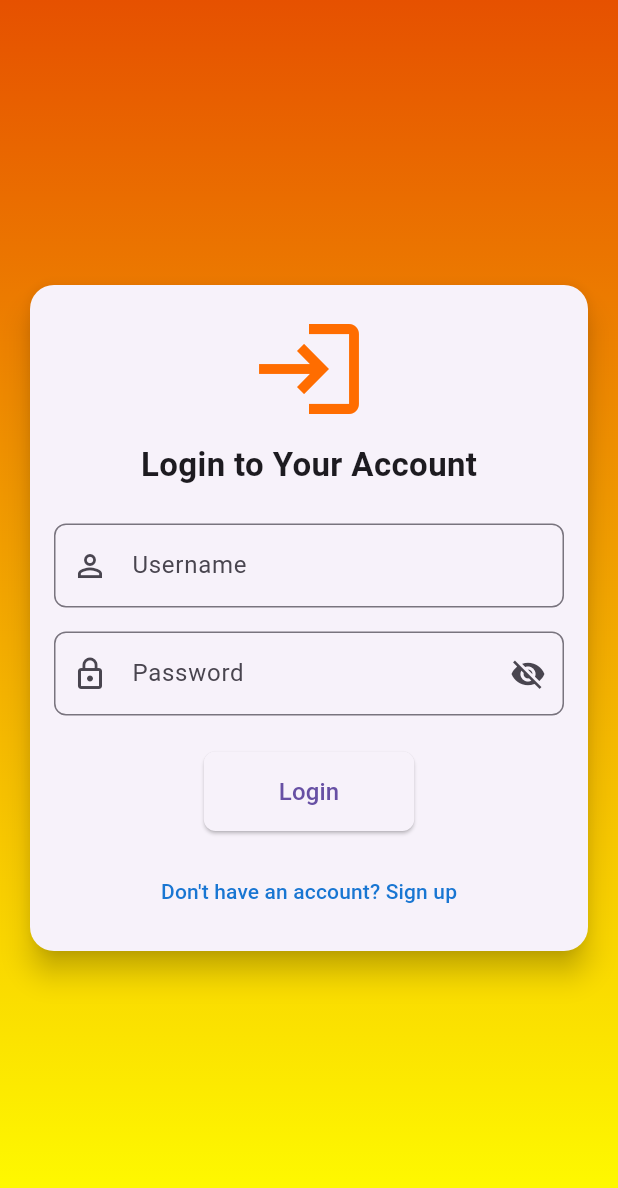
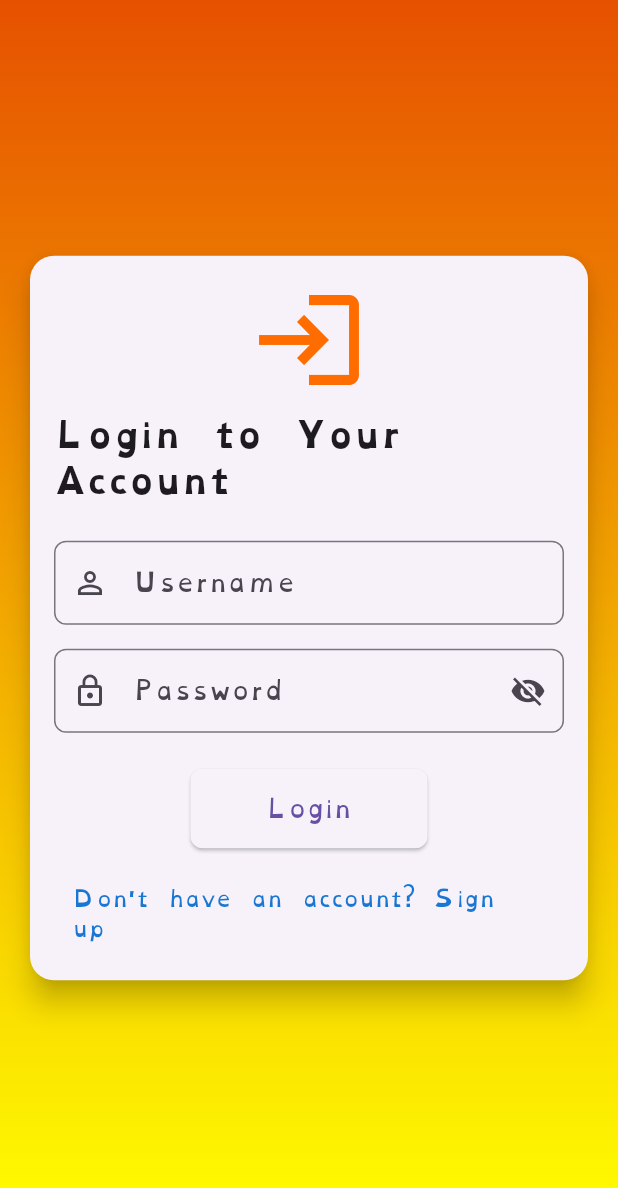
Before and after one commit to nick2601/MemoryMaths, a Flutter app: the screen it shows after launch, on a phone screen of 412 x 824 dp. Shown: the top 1188 px of the screen. Run offline on Flutter 3.47's test engine with Material 3 defaults, Android fonts, the phone set to English and light mode, and no system bars; our stand-ins replace audioplayers, auto_size_text, figma_squircle, flutter_rating_bar, flutter_svg, flutter_switch and 7 more; missing offline and left inert: flutter_email_sender, flutter_share, flutter_vibrate, shared_preferences_web, vsync_provider.

Commit message:
Added OpenDyslexic Font

```diff
--- a/lib/src/core/app_theme.dart
+++ b/lib/src/core/app_theme.dart
@@ -19,11 +19,22 @@ class AppTheme {
     return base.copyWith(
       scaffoldBackgroundColor: Colors.white70,
       cardColor: Colors.white,
-      textTheme: base.textTheme.copyWith(
-        bodySmall: base.textTheme.bodySmall!.copyWith(
-          color: Color(0xff757575), // Medium grey color for small body text
-        ),
+      typography:
+          Typography.material2021(platform: TargetPlatform.android).copyWith(
+        black: Typography.material2021(platform: TargetPlatform.android)
+            .black
+            .apply(fontFamily: 'OpenDyslexic'),
+        white: Typography.material2021(platform: TargetPlatform.android)
+            .white
+            .apply(fontFamily: 'OpenDyslexic'),
       ),
+      textTheme: base.textTheme
+          .copyWith(
+            bodySmall: base.textTheme.bodySmall!.copyWith(
+              color: Color(0xff757575), // Medium grey color for small body text
+            ),
+          )
+          .apply(fontFamily: 'OpenDyslexic'),
       brightness: Brightness.light,
       appBarTheme: const AppBarTheme(
         systemOverlayStyle: SystemUiOverlayStyle.dark, // Dark status bar icons
@@ -47,11 +58,13 @@ class AppTheme {
       ),
       scaffoldBackgroundColor: Colors.black,
       cardColor: Colors.black,
-      textTheme: base.textTheme.copyWith(
-        bodySmall: base.textTheme.bodySmall!.copyWith(
-          color: Color(0xff616161), // Darker grey color for small body text
-        ),
-      ),
+      textTheme: base.textTheme
+          .copyWith(
+            bodySmall: base.textTheme.bodySmall!.copyWith(
+              color: Color(0xff616161), // Darker grey color for small body text
+            ),
+          )
+          .apply(fontFamily: 'OpenDyslexic'),
       brightness: Brightness.dark,
       appBarTheme: const AppBarTheme(
         systemOverlayStyle:
```
Also changed, not shown: lib/src/core/theme/app_theme.dart (added, +41 -0 lines), lib/src/ui/setting_screen.dart (+52 -17 lines), pubspec.yaml (+11 -0 lines), assets/fonts/OpenDyslexic-Bold.otf (added), assets/fonts/OpenDyslexic-BoldItalic.otf (added), assets/fonts/OpenDyslexic-Italic.otf (added), assets/fonts/OpenDyslexic-Regular.otf (added), fonts/OpenDyslexic-Regular.otf (added), 4 other files.
